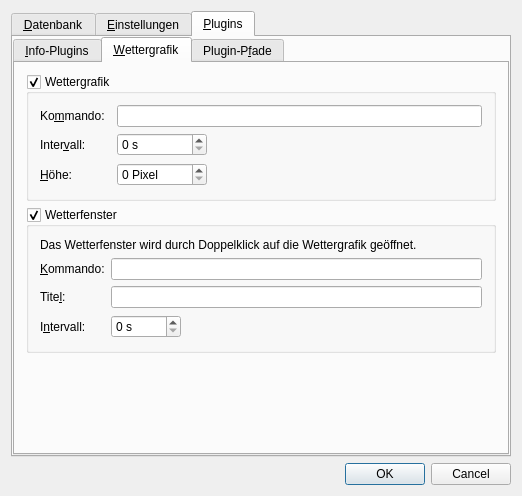
The window that src/gui/windows/SettingsWindow.ui (startkladde/startkladde) describes before a commit, drawn with Qt 5.
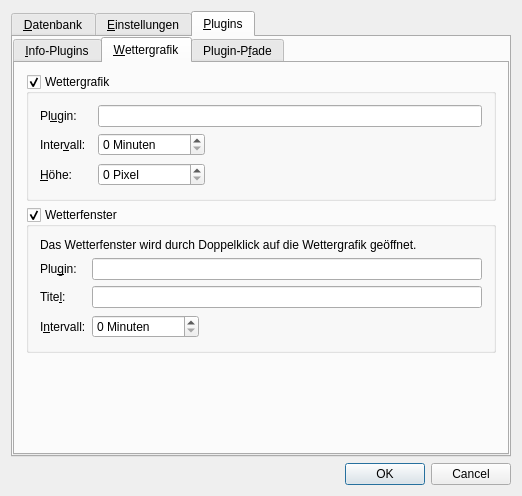
The same window after the commit. The open tabs and pages were chosen to show the change.

```diff
--- a/src/gui/windows/SettingsWindow.ui
+++ b/src/gui/windows/SettingsWindow.ui
@@ -660,7 +660,7 @@
               <item row="1" column="0">
                <widget class="QLabel" name="weatherPluginCommandLabel">
                 <property name="text">
-                 <string>Ko&amp;mmando:</string>
+                 <string>Pl&amp;ugin:</string>
                 </property>
                 <property name="buddy">
                  <cstring>weatherPluginCommandInput</cstring>
@@ -673,7 +673,7 @@
                  <string>Dauer (in Sekunden) zwischen Aktualisierungen der Wettergrafik</string>
                 </property>
                 <property name="suffix">
-                 <string> s</string>
+                 <string> Minuten</string>
                 </property>
                 <property name="maximum">
                  <number>86400</number>
@@ -708,7 +708,7 @@
               <item row="1" column="0">
                <widget class="QLabel" name="weatherWindowCommandLabel">
                 <property name="text">
-                 <string>&amp;Kommando:</string>
+                 <string>Plu&amp;gin:</string>
                 </property>
                 <property name="buddy">
                  <cstring>weatherWindowCommandInput</cstring>
@@ -758,7 +758,7 @@
                  <string>Dauer (in Sekunden) zwischen Aktualisierungen der Grafik im Wetterfenster</string>
                 </property>
                 <property name="suffix">
-                 <string> s</string>
+                 <string> Minuten</string>
                 </property>
                 <property name="maximum">
                  <number>86400</number>
```
Left out of the diff: 10 changed lines with no effect on the pictures.
